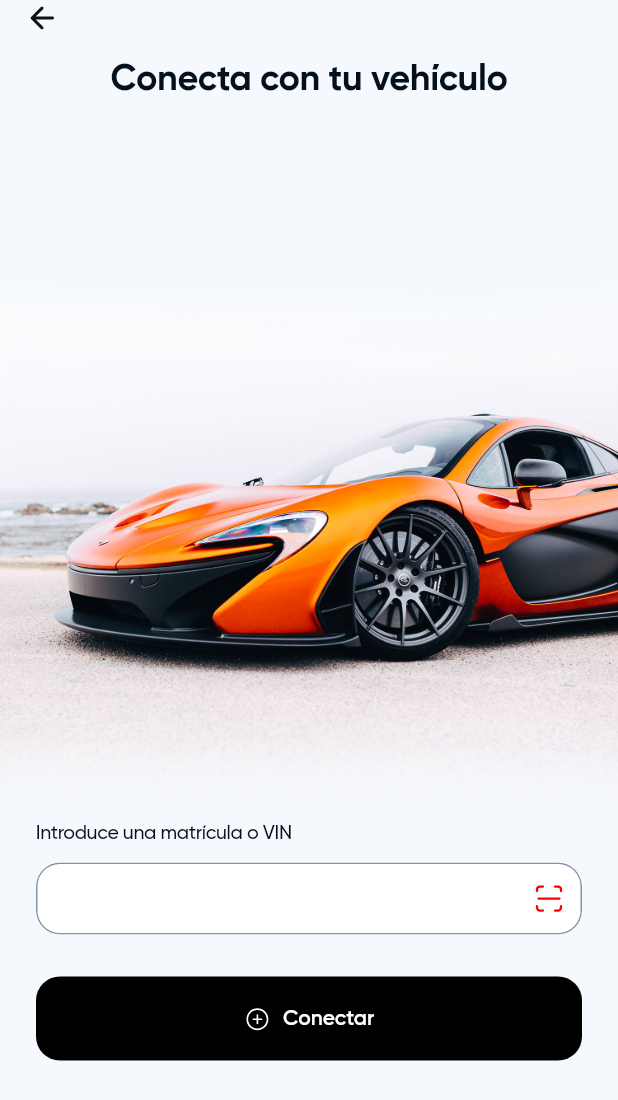
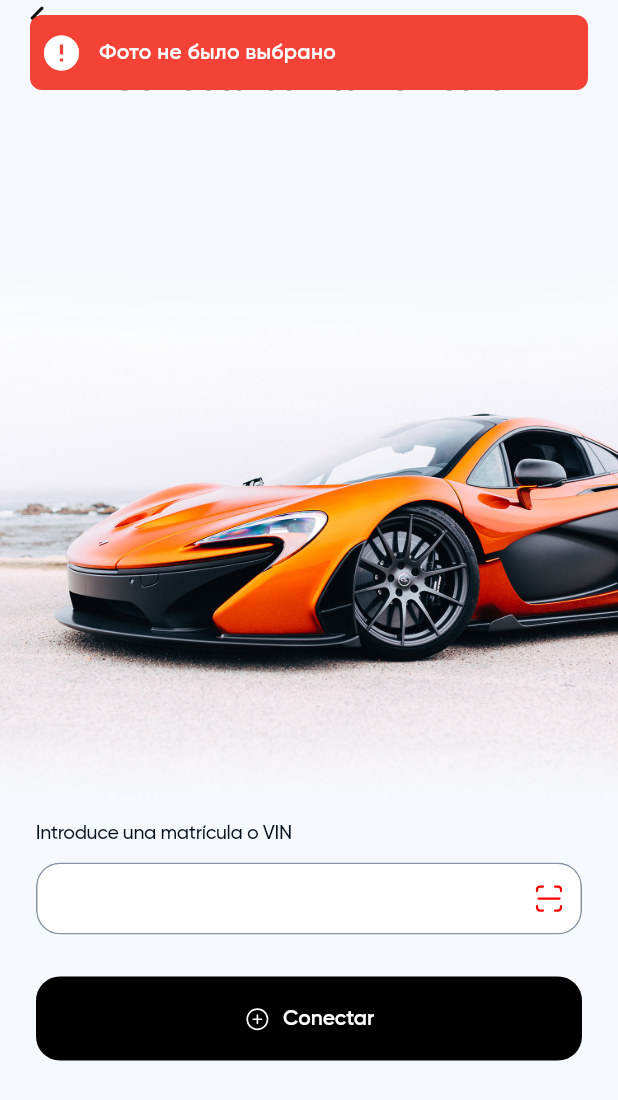
Before and after one commit to zzzSeMzzz/temp_pits_master, a Flutter app: the AddCarScreen screen opened directly, after a tap on "Conectar", on a phone screen of 412 x 824 dp. Shown: the top 1100 px of the screen. Run offline on Flutter 3.47's test engine with Material 3 defaults, Android fonts, the phone set to English and light mode, and no system bars; drawn by our look-alikes of another_flushbar; our stand-ins replace bloc, dio, dots_indicator, equatable, flutter_bloc, flutter_svg and 10 more; missing offline and left inert: awesome_dio_interceptor, jumping_dot; accounts and stored records are empty; project files that could hold a hidden picture were left out.

Commit message:
get camera image

```diff
--- a/lib/modules/car/presentation/sections/add_car/add_card_screen.dart
+++ b/lib/modules/car/presentation/sections/add_car/add_card_screen.dart
@@ -1,10 +1,17 @@
 import 'package:flutter/material.dart';
 import 'package:flutter_svg/flutter_svg.dart';
+import 'package:flutter_bloc/flutter_bloc.dart';
+import 'package:image_picker/image_picker.dart';
 import 'package:pits_app/assets/colors/colors.dart';
 import 'package:pits_app/assets/constants/app_icons.dart';
 import 'package:pits_app/assets/constants/app_images.dart';
 import 'package:pits_app/globals/widgets/interaction/w_button.dart';
 import 'package:pits_app/globals/widgets/interaction/w_textfield.dart';
+import 'package:pits_app/modules/car/presentation/sections/add_car/bloc/add_car_state.dart';
+import 'bloc/add_car_bloc.dart';
+import 'bloc/add_car_event.dart';
+import 'data/model/photo_model.dart';
+import 'package:pits_app/utils/utils.dart';
 
 class AddCarScreen extends StatefulWidget {
   final bool isBackButton;
@@ -15,8 +22,91 @@ class AddCarScreen extends StatefulWidget {
 }
 
 class _AddCarScreenState extends State<AddCarScreen> {
+  late final AddCarBloc _bloc = AddCarBloc();
+
   @override
-  Widget build(BuildContext context) => Scaffold(
+  void dispose() {
+    _bloc.close();
+    super.dispose();
+  }
+
+  void _showPickPhotoSheet() {
+    final addCarBloc = context.read<AddCarBloc>();
+    showModalBottomSheet(
+      backgroundColor: Colors.white,
+      context: context,
+      shape: const RoundedRectangleBorder(
+        borderRadius: BorderRadius.vertical(top: Radius.circular(16)),
+      ),
+      builder: (ctx) => SafeArea(
+        child: Column(
+          mainAxisSize: MainAxisSize.min,
+          children: [
+            ListTile(
+              textColor: Colors.black,
+              iconColor: Colors.black,
+              leading: const Icon(Icons.photo_library_outlined),
+              title: const Text('Desde la galería'),
+              onTap: () {
+                Navigator.of(ctx).pop();
+                addCarBloc.add(
+                  const AddCarEvent.onPhotoSelected(ImageSource.gallery),
+                );
+              },
+            ),
+            ListTile(
+              textColor: Colors.black,
+              iconColor: Colors.black,
+              leading: const Icon(Icons.photo_camera_outlined),
+              title: const Text('Toma una foto'),
+              onTap: () {
+                Navigator.of(ctx).pop();
+                addCarBloc.add(
+                  const AddCarEvent.onPhotoSelected(ImageSource.camera),
+                );
+              },
+            ),
+            const SizedBox(height: 8),
+          ],
+        ),
+      ),
+    );
+  }
+
+  @override
+  Widget build(BuildContext context) => BlocProvider<AddCarBloc>.value(
+    value: _bloc,
+    child: BlocConsumer<AddCarBloc, AddCarState>(
+      listener: (context, state) {
+        state.when(
+          permissionsGranted: () {
+            debugPrint("permissionsGranted");
+            //_showPickPhotoSheet();
+            _bloc.add(
+              const AddCarEvent.onPhotoSelected(ImageSource.camera),
+            );
+          },
+          initial: () {},
+          loading: () {},
+          success: (PhotoModel photo) {
+            debugPrint('success take photo');
+          },
+          error: (String message) {
+            Utils.flushBarErrorMessage(message, context);
+            context.read<AddCarBloc>().add(const AddCarEvent.cleared());
+          },
+          permissionsDenied: (String message) {
+            debugPrint("permissionsDenied: $message");
+            Utils.flushBarErrorMessage(message, context);
+            context.read<AddCarBloc>().add(const AddCarEvent.cleared());
+          },
+          cleared: () {},
+        );
+      },
+      //child: BlocBuilder<AlarmBloc, AlarmState>(
+      builder: (context, state) {
+        final bloc = context.read<AddCarBloc>();
+        return Scaffold(
           body: SafeArea(
             child: SingleChildScrollView(
               child: Column(
@@ -43,7 +133,8 @@ class _AddCarScreenState extends State<AddCarScreen> {
                         child: Text(
                           'Conecta con tu vehículo',
                           textAlign: TextAlign.center,
-                    style: Theme.of(context).textTheme.displayLarge!.copyWith(
+                          style: Theme.of(context).textTheme.displayLarge!
+                              .copyWith(
                                 fontWeight: FontWeight.w700,
                                 fontSize: 24,
                               ),
@@ -86,9 +177,9 @@ class _AddCarScreenState extends State<AddCarScreen> {
                   const SizedBox(height: 24),
                   WButton(
                     margin: const EdgeInsets.symmetric(horizontal: 24),
-              onTap: () {
-
-              },
+                    onTap: () => bloc.add(
+                      const AddCarEvent.permissionsRequested(),
+                    ), //_showPickPhotoSheet(bloc),
                     svgAsset: AppIcons.plusCircle,
                     borderRadius: 16,
                     text: 'Conectar',
@@ -101,4 +192,7 @@ class _AddCarScreenState extends State<AddCarScreen> {
             ),
           ),
         );
+      },
+    ),
+  );
 }
--- a/lib/modules/car/presentation/sections/add_car/bloc/add_car_bloc.dart
+++ b/lib/modules/car/presentation/sections/add_car/bloc/add_car_bloc.dart
@@ -9,10 +9,10 @@ class AddCarBloc extends Bloc<AddCarEvent, AddCarState> {
   final ImagePicker _imagePicker;
 
   AddCarBloc({ImagePicker? imagePicker})
-      : _imagePicker = imagePicker ?? ImagePicker(),
-        super(const AddCarState.initial()) {
+    : _imagePicker = imagePicker ?? ImagePicker(),
+      super(const AddCarState.initial()) {
     on<AddCarEvent>((event, emit) async {
-      event.map(
+      await event.map<Future<void>>(
         photoPickerRequested: (event) async {
           try {
             emit(const AddCarState.loading());
@@ -34,30 +34,35 @@ class AddCarBloc extends Bloc<AddCarEvent, AddCarState> {
             emit(AddCarState.error(message: 'Ошибка при выборе фото: $e'));
           }
         },
-        onPhotoSelected: (event) {
+        onPhotoSelected: (event) async {
           add(AddCarEvent.photoPickerRequested(event.source));
         },
-        cleared: (event) => {
-          emit(const AddCarState.cleared())
+        cleared: (event) async {
+          emit(const AddCarState.cleared());
         },
         permissionsRequested: (event) async {
           try {
             final cameraStatus = await Permission.camera.request();
-            final photosStatus = await Permission.photos.request();
+            //final photosStatus = await Permission.photos.request();
 
-            if (cameraStatus.isGranted && photosStatus.isGranted) {
+            if (cameraStatus.isGranted /*&& photosStatus.isGranted*/) {
               emit(const AddCarState.permissionsGranted());
             } else {
-              emit(const AddCarState.permissionsDenied(
-                message: 'Необходимы разрешения для доступа к камере и галерее',
-              ));
+              emit(
+                const AddCarState.permissionsDenied(
+                  message:
+                      'Необходимы разрешения для доступа к камере и галерее',
+                ),
+              );
             }
           } catch (e) {
-            emit(AddCarState.permissionsDenied(
-              message: 'Ошибка запроса разрешений: $e',
-            ));
+            emit(
+              AddCarState.permissionsDenied(
+                message: 'Ошибка запроса разрешений: $e',
+              ),
+            );
           }
-        }
+        },
       );
     });
   }
--- /dev/null
+++ b/lib/utils/utils.dart
@@ -0,0 +1,70 @@
+
+import 'package:another_flushbar/flushbar.dart';
+import 'package:another_flushbar/flushbar_route.dart';
+import 'package:flutter/material.dart';
+import 'package:fluttertoast/fluttertoast.dart';
+
+
+class Utils {
+  static double averageRating(List<int> rating) {
+    var avgRating = 0;
+    for (int i = 0; i < rating.length; i++) {
+      avgRating = avgRating + rating[i];
+    }
+    return double.parse((avgRating / rating.length).toStringAsFixed(1));
+  }
+
+  static void fieldFocusChange(
+      BuildContext context, FocusNode current, FocusNode nextFocus) {
+    current.unfocus();
+    FocusScope.of(context).requestFocus(nextFocus);
+  }
+
+  //Toast Message Show
+  static toastMessage(String message) {
+    Fluttertoast.showToast(
+      msg: message,
+      backgroundColor: Colors.black,
+      textColor: Colors.white,
+      fontSize: 15,
+      toastLength: Toast.LENGTH_LONG,
+    );
+  }
+
+  // Flush Bar Error Message
+  static flushBarErrorMessage(String message, BuildContext context, {Color color = Colors.red}) {
+    showFlushbar(
+      context: context,
+      flushbar: Flushbar(
+        forwardAnimationCurve: Curves.decelerate,
+        margin: EdgeInsets.symmetric(horizontal: 20, vertical: 10),
+        padding: EdgeInsets.all(15),
+        message: message,
+        duration: Duration(seconds: 3),
+        borderRadius: BorderRadius.circular(8),
+        flushbarPosition: FlushbarPosition.TOP,
+        backgroundColor: color,
+        reverseAnimationCurve: Curves.bounceIn,
+        positionOffset: 20,
+        icon: Icon(
+          Icons.error,
+          size: 28,
+          color: Colors.white,
+        ),
+      )..show(context),
+    );
+  }
+
+  static snackBar(String message, BuildContext context) {
+    return ScaffoldMessenger.of(context).showSnackBar(
+        SnackBar(backgroundColor: Colors.red, content: Text(message)));
+  }
+}
+
+bool intToBool(int? value) {
+  return value == 1;
+}
+
+int boolToInt(bool? value) {
+  return value == true ? 1 : 0;
+}
--- a/pubspec.yaml
+++ b/pubspec.yaml
@@ -63,6 +63,9 @@ dependencies:
   image_picker: ^1.2.0
   permission_handler: ^12.0.1
   jumping_dot: ^0.0.7
+  fluttertoast: 8.2.13
+  another_flushbar: ^1.12.30
+
   #flutter_mobile_vision_2: ^0.1.15 #зменить бибилотек на другую
 
 
```
Also changed, not shown: pubspec.lock, 1 other file. Lines whose indentation alone changed are shown as unchanged.
